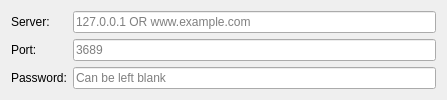
Above: content/contents/code/config.ui from julianxhokaxhiu/tomahawk-daapjs before the change. Below: the same form after it.
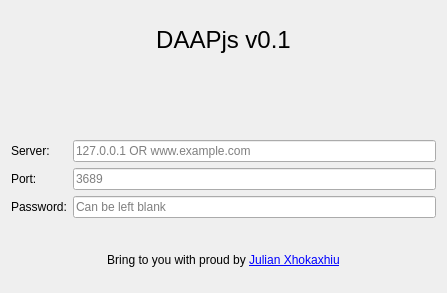
That is the form after the change. Icons and pictures are not drawn.

The edit to the form file:
```diff
--- a/content/contents/code/config.ui
+++ b/content/contents/code/config.ui
@@ -7,40 +7,102 @@
     <x>0</x>
     <y>0</y>
     <width>447</width>
-    <height>98</height>
+    <height>293</height>
    </rect>
   </property>
   <property name="windowTitle">
    <string>Form</string>
   </property>
   <layout class="QVBoxLayout" name="verticalLayout">
+   <item>
+    <widget class="QLabel" name="label_2">
+     <property name="text">
+      <string notr="true">&lt;html&gt;&lt;head/&gt;&lt;body&gt;&lt;p align=&quot;center&quot;&gt;&lt;span style=&quot; font-size:18pt;&quot;&gt;DAAPjs v0.1&lt;/span&gt;&lt;/p&gt;&lt;/body&gt;&lt;/html&gt;</string>
+     </property>
+     <property name="alignment">
+      <set>Qt::AlignCenter</set>
+     </property>
+     <property name="margin">
+      <number>0</number>
+     </property>
+    </widget>
+   </item>
+   <item>
+    <widget class="QLabel" name="label">
+     <property name="enabled">
+      <bool>true</bool>
+     </property>
+     <property name="sizePolicy">
+      <sizepolicy hsizetype="Preferred" vsizetype="Preferred">
+       <horstretch>0</horstretch>
+       <verstretch>0</verstretch>
+      </sizepolicy>
+     </property>
+     <property name="minimumSize">
+      <size>
+       <width>0</width>
+       <height>0</height>
+      </size>
+     </property>
+     <property name="sizeIncrement">
+      <size>
+       <width>0</width>
+       <height>0</height>
+      </size>
+     </property>
+     <property name="baseSize">
+      <size>
+       <width>0</width>
+       <height>0</height>
+      </size>
+     </property>
+     <property name="autoFillBackground">
+      <bool>false</bool>
+     </property>
+     <property name="text">
+      <string notr="true"/>
+     </property>
+     <property name="pixmap">
+      <pixmap>daapjs.png</pixmap>
+     </property>
+     <property name="scaledContents">
+      <bool>false</bool>
+     </property>
+     <property name="alignment">
+      <set>Qt::AlignCenter</set>
+     </property>
+     <property name="margin">
+      <number>0</number>
+     </property>
+    </widget>
+   </item>
    <item>
     <layout class="QFormLayout" name="formLayout">
      <property name="fieldGrowthPolicy">
       <enum>QFormLayout::AllNonFixedFieldsGrow</enum>
      </property>
-     <item row="1" column="0">
+     <item row="0" column="0">
       <widget class="QLabel" name="serverLabel">
        <property name="text">
         <string>Server:</string>
        </property>
       </widget>
      </item>
-     <item row="1" column="1">
+     <item row="0" column="1">
       <widget class="QLineEdit" name="serverEdit">
        <property name="placeholderText">
         <string>127.0.0.1 OR www.example.com</string>
        </property>
       </widget>
      </item>
-     <item row="2" column="0">
+     <item row="1" column="0">
       <widget class="QLabel" name="portLabel">
        <property name="text">
         <string>Port:</string>
        </property>
       </widget>
      </item>
-     <item row="2" column="1">
+     <item row="1" column="1">
       <widget class="QLineEdit" name="portEdit">
        <property name="text">
         <string/>
@@ -50,14 +112,14 @@
        </property>
       </widget>
      </item>
-     <item row="3" column="0">
+     <item row="2" column="0">
       <widget class="QLabel" name="passwordLabel">
        <property name="text">
         <string>Password:</string>
        </property>
       </widget>
      </item>
-     <item row="3" column="1">
+     <item row="2" column="1">
       <widget class="QLineEdit" name="passwordEdit">
        <property name="echoMode">
         <enum>QLineEdit::Password</enum>
@@ -69,6 +131,16 @@
      </item>
     </layout>
    </item>
+   <item>
+    <widget class="QLabel" name="label_3">
+     <property name="text">
+      <string>&lt;html&gt;&lt;head/&gt;&lt;body&gt;&lt;p&gt;&lt;br/&gt;Bring to you with proud by &lt;a href=&quot;http://www.julianxhokaxhiu.com/&quot;&gt;&lt;span style=&quot; text-decoration: underline; color:#0000ff;&quot;&gt;Julian Xhokaxhiu&lt;/span&gt;&lt;/a&gt;&lt;/p&gt;&lt;/body&gt;&lt;/html&gt;</string>
+     </property>
+     <property name="alignment">
+      <set>Qt::AlignCenter</set>
+     </property>
+    </widget>
+   </item>
   </layout>
  </widget>
  <resources/>
```
